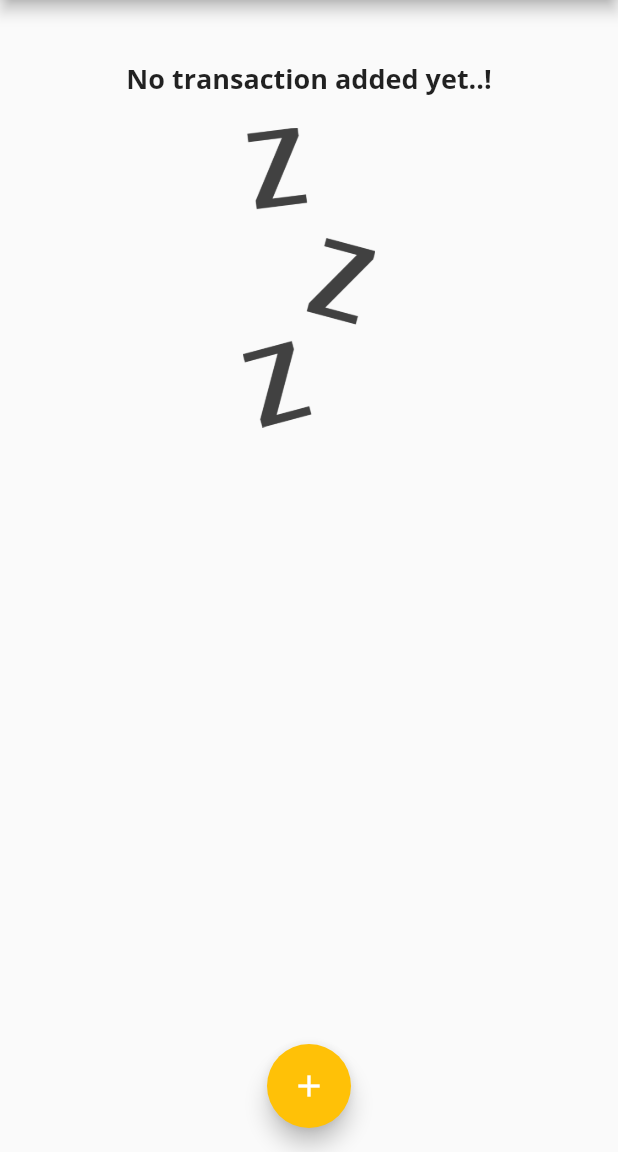
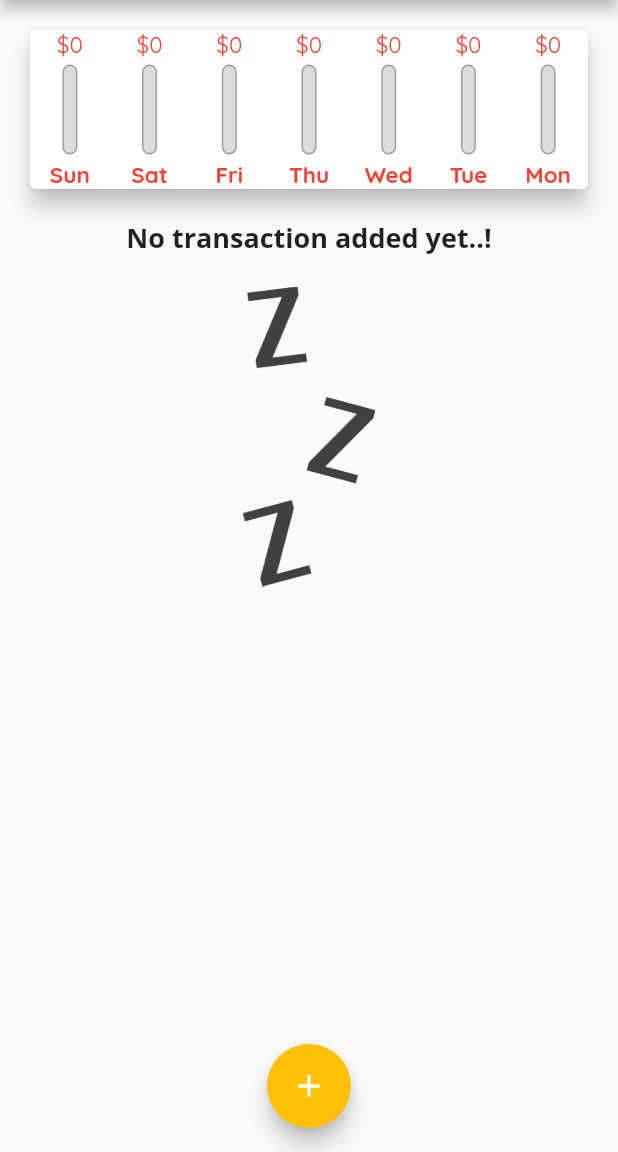
Before and after one commit to apikmeister/expense-app, a Flutter app: the screen it shows after launch, on a phone screen of 412 x 824 dp, the part 84-1236 px from its top. Run offline on Flutter 3.47's test engine with Material 2 defaults, Android fonts, the phone set to English and light mode, and no system bars.

Commit message:
Add chart bar widget and update chart

```diff
--- a/lib/widgets/chart.dart
+++ b/lib/widgets/chart.dart
@@ -1,4 +1,5 @@
 import 'package:expense_app/models/transaction.dart';
+import 'package:expense_app/widgets/chart_bar.dart';
 import 'package:flutter/material.dart';
 import 'package:intl/intl.dart';
 
@@ -23,11 +24,17 @@ class Chart extends StatelessWidget {
         }
       }
 
-      // print(DateFormat.E(weekDay));
-      // print(DateFormat.E().format(weekDay));
-      // print(totalSum);
+      return {
+        'day': DateFormat.E().format(weekDay),
+        // .substring(0, 1),
+        'amount': totalSum,
+      };
+    });
+  }
 
-      return {'day': DateFormat.E().format(weekDay), 'amount': totalSum};
+  double get totalSpending {
+    return groupedTransactionValues.fold(0.0, (sum, item) {
+      return sum + (item['amount'] as double);
     });
   }
 
@@ -37,7 +44,20 @@ class Chart extends StatelessWidget {
     return Card(
       elevation: 6,
       margin: EdgeInsets.all(20),
-      child: Row(children: []),
+      child: Row(
+        children: groupedTransactionValues.map((data) {
+          return Flexible(
+            fit: FlexFit.tight,
+            child: ChartBar(
+              data['day'].toString(),
+              (data['amount'] as double),
+              totalSpending == 0.0
+                  ? 0.0
+                  : (data['amount'] as double) / totalSpending,
+            ),
+          );
+        }).toList(),
+      ),
     );
   }
 }
--- a/lib/widgets/chart_bar.dart
+++ b/lib/widgets/chart_bar.dart
@@ -39,8 +39,15 @@ class ChartBar extends StatelessWidget {
             ],
           ),
         ),
-        SizedBox(height: 4),
-        Text(label),
+        SizedBox(
+          height: 4,
+        ),
+        Text(
+          label,
+          style: TextStyle(
+            fontWeight: FontWeight.bold,
+          ),
+        ),
       ],
     );
   }
```
